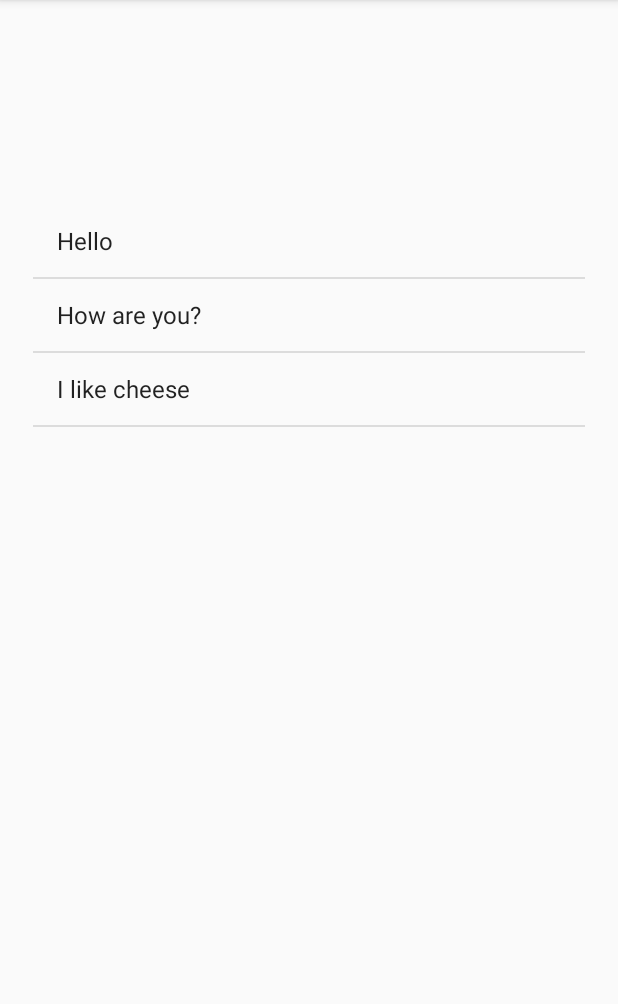
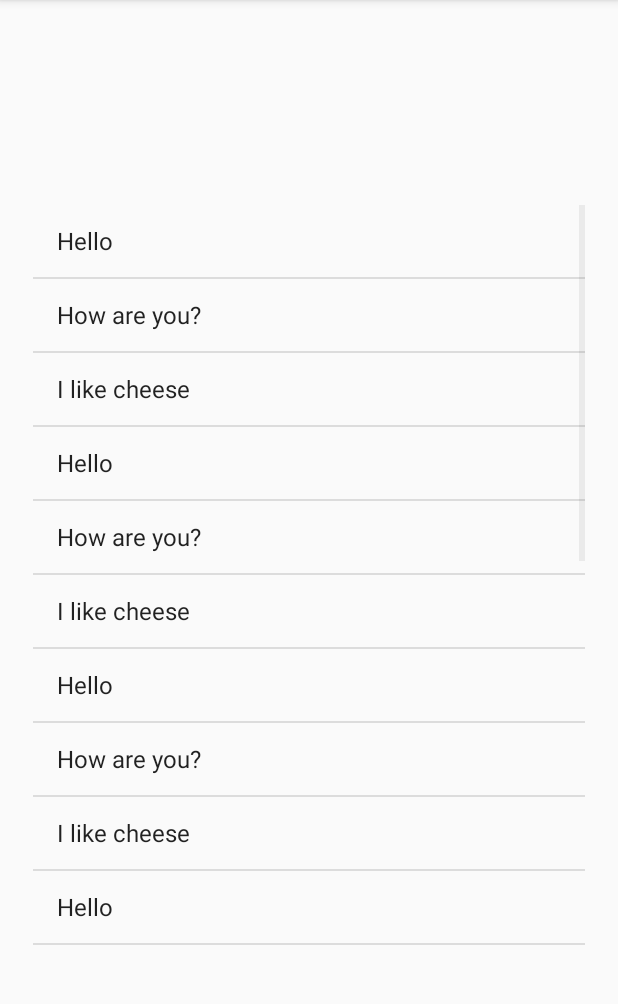
Before and after one commit to RommelTJ/WeatherApp, an Android app: the ForecastActivity screen opened directly, with no data from a screen before it, on a phone screen of 412 x 824 dp, the part 84-1088 px from its top. Run offline under Robolectric (Android 15) with nearby library versions, the phone set to English and light mode, and no system bars.

```diff
--- a/app/src/main/java/com/rommelrico/weatherapp/ForecastActivity.kt
+++ b/app/src/main/java/com/rommelrico/weatherapp/ForecastActivity.kt
@@ -13,7 +13,7 @@ class ForecastActivity : AppCompatActivity() {
 
         var listView = findViewById<ListView>(R.id.forecastListView)!!
 
-        var randomThings = listOf("Hello", "How are you?", "I like cheese")
+        var randomThings = listOf("Hello", "How are you?", "I like cheese", "Hello", "How are you?", "I like cheese", "Hello", "How are you?", "I like cheese", "Hello", "How are you?", "I like cheese", "Hello", "How are you?", "I like cheese", "Hello", "How are you?", "I like cheese", "Hello", "How are you?", "I like cheese")
 
         var adapter = ArrayAdapter(this, android.R.layout.simple_list_item_1, randomThings)
         listView.adapter = adapter
```
